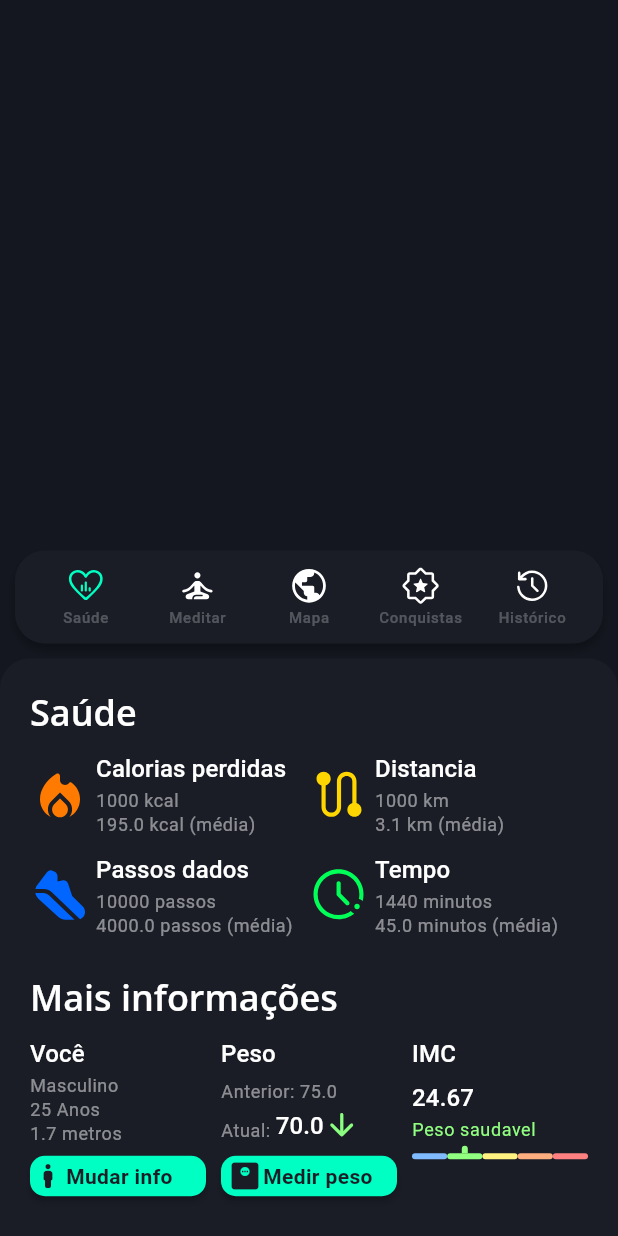
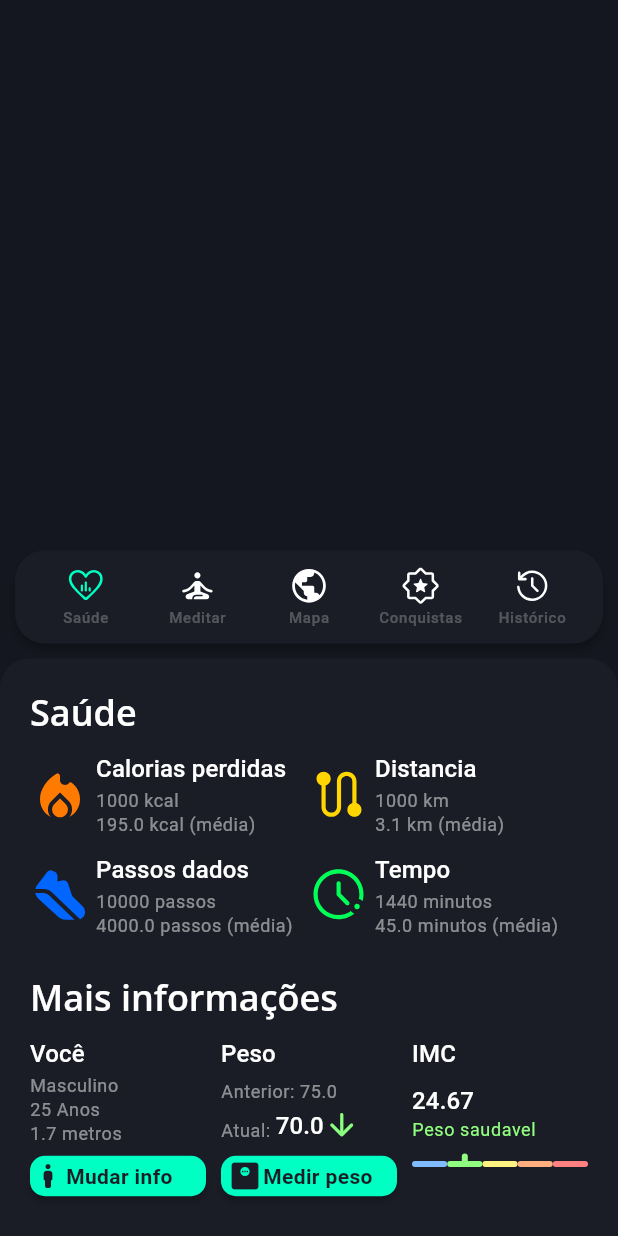
Before and after one commit to hisnaider/Bora-Caminhar, a Flutter app: the screen it shows after launch, on a phone screen of 412 x 824 dp. Run offline on Flutter 3.47's test engine with Material 3 defaults, Android fonts, the phone set to English and light mode, and no system bars; our stand-ins replace flutter_svg; missing offline and left inert: dart:ffi.

Commit message:
User's BMI information column in health widget and BMI calculation function in util.dart

```diff
--- a/lib/main.dart
+++ b/lib/main.dart
@@ -20,6 +20,7 @@ class MainApp extends StatelessWidget {
           bodySmall: TextStyle(
             fontFamily: "Roboto",
             fontSize: 12,
+            fontWeight: FontWeight.w400,
             color: Colors.white.withOpacity(0.5),
           ),
           titleLarge: TextStyle(
--- a/lib/screens/health.dart
+++ b/lib/screens/health.dart
@@ -277,6 +277,21 @@ class _WeightInfo extends StatelessWidget {
 }
 
 class _BMI extends StatelessWidget {
+  /// This widget represents person's BMI informationS.
+  ///
+  /// It contains a title, value of BMI calculation, BMI description, and a row
+  /// of all 5 BMI result (underweight, normal, overweight, obese and extremely
+  /// obese)
+  ///
+  /// It has 1 parameter:
+  /// - [bmiInfo]: A map that contains the information about the BMI result:
+  ///   - `value`: Double value that is the result of BMI calculation;
+  ///   - `description`: Description of BMI calculation's result;
+  ///   - `index`: Integer that represents the index of BMI calculation's result
+  ///   of 5 possible results.
+  ///
+  /// Is recommended to get the [bmiInfo] map by using [bmiCalculate] function
+  /// from `util.dart`
   const _BMI({super.key, required this.bmiInfo});
   final Map<String, dynamic> bmiInfo;
 
@@ -291,9 +306,10 @@ class _BMI extends StatelessWidget {
             "IMC",
             style: Theme.of(context).textTheme.titleSmall,
           ),
-          const SizedBox(
-            height: 2,
-          ),
+          Column(
+            mainAxisAlignment: MainAxisAlignment.center,
+            crossAxisAlignment: CrossAxisAlignment.start,
+            children: [
               Text(
                 bmiInfo["value"].toStringAsFixed(2),
                 style: Theme.of(context).textTheme.titleSmall,
@@ -305,8 +321,11 @@ class _BMI extends StatelessWidget {
                     .bodySmall!
                     .copyWith(color: bmiIndexColor[bmiInfo["index"]]),
               ),
-          Row(
-            crossAxisAlignment: CrossAxisAlignment.end,
+            ],
+          ),
+          SizedBox(
+            height: 35,
+            child: Row(
               mainAxisAlignment: MainAxisAlignment.spaceBetween,
               children: [
                 for (int i = 0; i < 5; i++) ...[
@@ -314,12 +333,14 @@ class _BMI extends StatelessWidget {
                     child: Column(
                       children: [
                         Container(
-                        height: i == bmiInfo["index"] ? 5 : 0,
+                          height: 5,
                           width: 4,
                           decoration: BoxDecoration(
                             borderRadius:
                                 BorderRadius.vertical(top: Radius.circular(10)),
-                          color: bmiIndexColor[i],
+                            color: i == bmiInfo["index"]
+                                ? bmiIndexColor[i]
+                                : Colors.transparent,
                           ),
                         ),
                         Container(
@@ -335,7 +356,7 @@ class _BMI extends StatelessWidget {
                 ]
               ],
             ),
-          SizedBox(height: 29)
+          ),
         ],
       ),
     );
```
Also changed, not shown: lib/util/util.dart (+13 -0 lines). Lines whose indentation alone changed are shown as unchanged.
